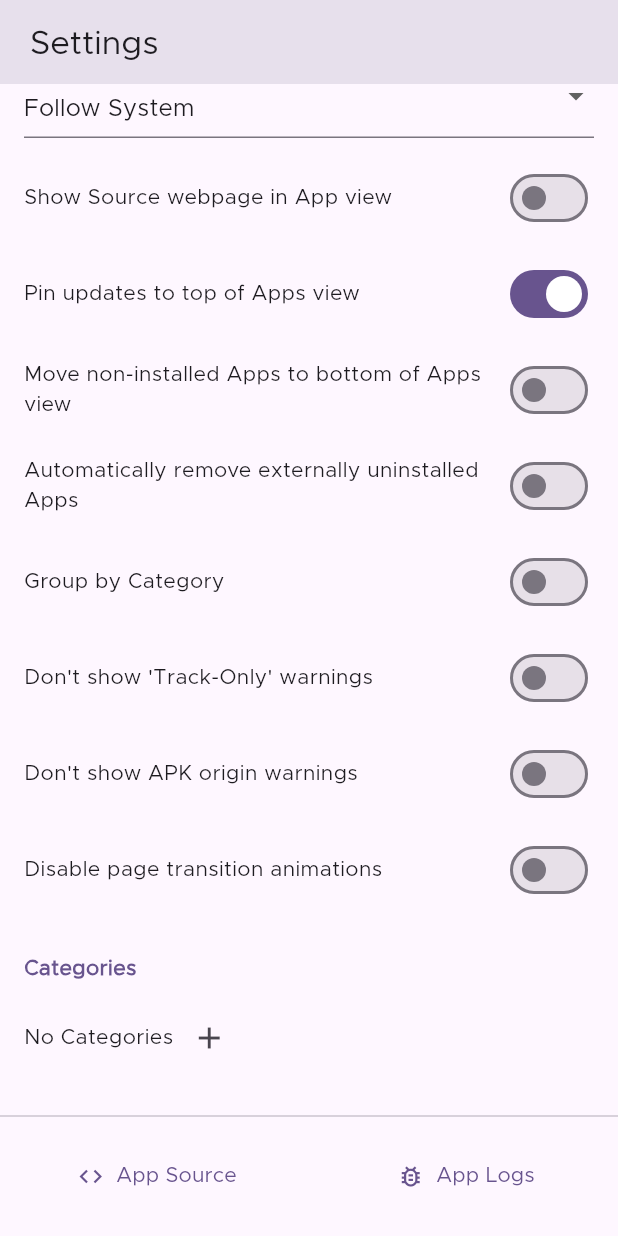
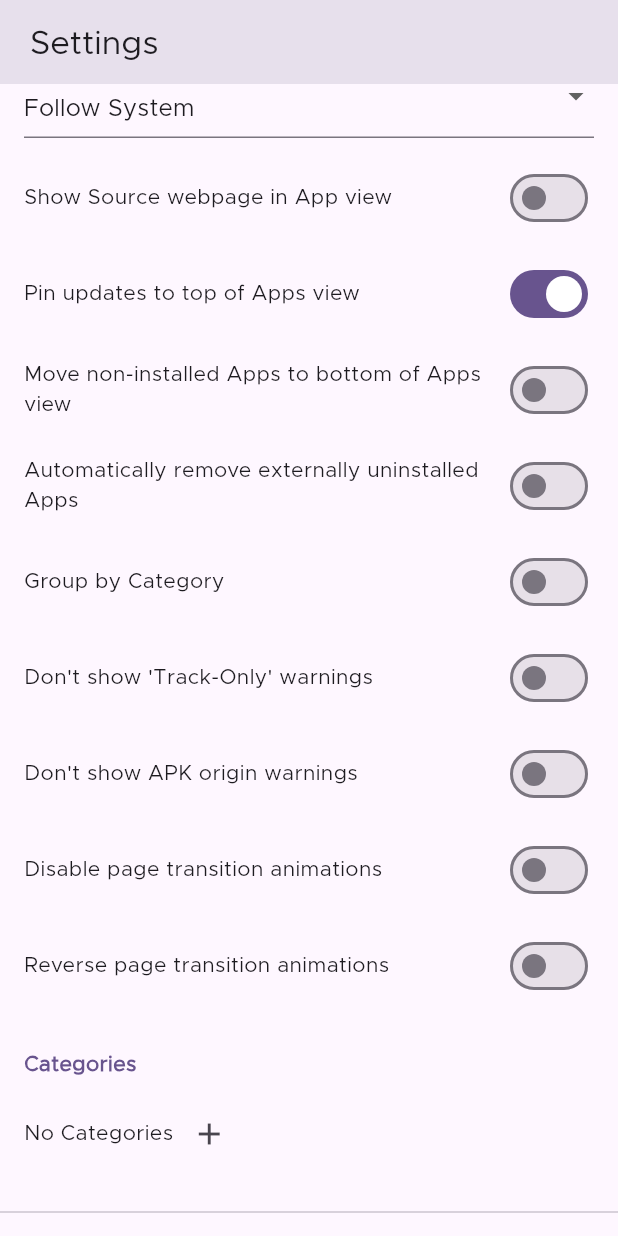
Before and after one commit to ownerroc/ObtainRoc, a Flutter app: the SettingsPage screen opened directly, scrolled down 854 dp, on a phone screen of 412 x 824 dp. Run offline on Flutter 3.47's test engine with Material 2 defaults, Android fonts, the phone set to English and light mode, and no system bars; drawn by our look-alikes of dynamic_color; our stand-ins replace device_info_plus, easy_localization, file_picker, flutter_local_notifications, flutter_markdown, fluttertoast and 5 more; missing offline and left inert: android_alarm_manager_plus, android_intent_plus, android_package_installer, flutter_archive, flutter_fgbg, installed_apps and 2 more; accounts and stored records are empty.

Commit message:
Add reverse transition animation toggle (#683)

```diff
--- a/assets/translations/de.json
+++ b/assets/translations/de.json
@@ -238,6 +238,7 @@
     "pickHighestVersionCode": "Auto-select highest version code APK",
     "checkUpdateOnDetailPage": "Check for updates on opening an App detail page",
     "disablePageTransitions": "Disable page transition animations",
+    "reversePageTransitions": "Reverse page transition animations",
     "removeAppQuestion": {
         "one": "App entfernen?",
         "other": "Apps entfernen?"
--- a/assets/translations/en.json
+++ b/assets/translations/en.json
@@ -238,6 +238,7 @@
     "pickHighestVersionCode": "Auto-select highest version code APK",
     "checkUpdateOnDetailPage": "Check for updates on opening an App detail page",
     "disablePageTransitions": "Disable page transition animations",
+    "reversePageTransitions": "Reverse page transition animations",
     "removeAppQuestion": {
         "one": "Remove App?",
         "other": "Remove Apps?"
--- a/assets/translations/es.json
+++ b/assets/translations/es.json
@@ -238,6 +238,7 @@
     "pickHighestVersionCode": "Auto-select highest version code APK",
     "checkUpdateOnDetailPage": "Check for updates on opening an App detail page",
     "disablePageTransitions": "Disable page transition animations",
+    "reversePageTransitions": "Reverse page transition animations",
     "removeAppQuestion": {
         "one": "¿Eliminar Aplicación?",
         "other": "¿Eliminar Aplicaciones?"
--- a/assets/translations/fa.json
+++ b/assets/translations/fa.json
@@ -238,6 +238,7 @@
     "pickHighestVersionCode": "Auto-select highest version code APK",
     "checkUpdateOnDetailPage": "Check for updates on opening an App detail page",
     "disablePageTransitions": "Disable page transition animations",
+    "reversePageTransitions": "Reverse page transition animations",
     "removeAppQuestion": {
         "one": "برنامه حذف شود؟",
         "other": "برنامه ها حذف شوند؟"
--- a/assets/translations/fr.json
+++ b/assets/translations/fr.json
@@ -238,6 +238,7 @@
     "pickHighestVersionCode": "Auto-select highest version code APK",
     "checkUpdateOnDetailPage": "Check for updates on opening an App detail page",
     "disablePageTransitions": "Disable page transition animations",
+    "reversePageTransitions": "Reverse page transition animations",
     "removeAppQuestion": {
         "one": "Supprimer l'application ?",
         "other": "Supprimer les applications ?"
--- a/assets/translations/hu.json
+++ b/assets/translations/hu.json
@@ -237,6 +237,7 @@
     "pickHighestVersionCode": "A legmagasabb verziószámú APK auto. kiválasztása",
     "checkUpdateOnDetailPage": "Frissítések keresése az app részleteit tartalmazó oldal megnyitásakor",
     "disablePageTransitions": "Disable page transition animations",
+    "reversePageTransitions": "Reverse page transition animations",
     "removeAppQuestion": {
         "one": "Eltávolítja az alkalmazást?",
         "other": "Eltávolítja az alkalmazást?"
--- a/assets/translations/it.json
+++ b/assets/translations/it.json
@@ -238,6 +238,7 @@
     "pickHighestVersionCode": "Auto-select highest version code APK",
     "checkUpdateOnDetailPage": "Check for updates on opening an App detail page",
     "disablePageTransitions": "Disable page transition animations",
+    "reversePageTransitions": "Reverse page transition animations",
     "removeAppQuestion": {
         "one": "Rimuovere l'app?",
         "other": "Rimuovere le app?"
--- a/assets/translations/ja.json
+++ b/assets/translations/ja.json
@@ -238,6 +238,7 @@
     "pickHighestVersionCode": "最も高いバージョンコードのAPKを自動的に選択する",
     "checkUpdateOnDetailPage": "アプリの詳細ページを開く際にアップデートを確認する",
     "disablePageTransitions": "Disable page transition animations",
+    "reversePageTransitions": "Reverse page transition animations",
     "removeAppQuestion": {
         "one": "アプリを削除しますか？",
         "other": "アプリを削除しますか？"
--- a/assets/translations/pl.json
+++ b/assets/translations/pl.json
@@ -242,6 +242,7 @@
     "pickHighestVersionCode": "Automatycznie wybierz najwyższy kod wersji APK",
     "checkUpdateOnDetailPage": "Sprawdzaj aktualizacje podczas otwierania strony szczegółów aplikacji",
     "disablePageTransitions": "Disable page transition animations",
+    "reversePageTransitions": "Reverse page transition animations",
     "removeAppQuestion": {
         "one": "Usunąć aplikację?",
         "other": "Usunąć aplikacje?"
--- a/assets/translations/ru.json
+++ b/assets/translations/ru.json
@@ -238,6 +238,7 @@
     "pickHighestVersionCode": "Автовыбор кода наивысшей версии APK",
     "checkUpdateOnDetailPage": "Проверять наличие обновлений при открытии страницы представления приложения",
     "disablePageTransitions": "Disable page transition animations",
+    "reversePageTransitions": "Reverse page transition animations",
     "removeAppQuestion": {
         "one": "Удалить приложение?",
         "other": "Удалить приложения?"
--- a/assets/translations/zh.json
+++ b/assets/translations/zh.json
@@ -238,6 +238,7 @@
     "pickHighestVersionCode": "Auto-select highest version code APK",
     "checkUpdateOnDetailPage": "Check for updates on opening an App detail page",
     "disablePageTransitions": "Disable page transition animations",
+    "reversePageTransitions": "Reverse page transition animations",
     "removeAppQuestion": {
         "one": "是否删除应用？",
         "other": "是否删除应用？"
--- a/lib/pages/home.dart
+++ b/lib/pages/home.dart
@@ -94,7 +94,9 @@ class _HomePageState extends State<HomePage> {
             duration: Duration(
                 milliseconds:
                     settingsProvider.disablePageTransitions ? 0 : 300),
-            reverse: isReversing,
+            reverse: settingsProvider.reversePageTransitions
+                ? !isReversing
+                : isReversing,
             transitionBuilder: (
               Widget child,
               Animation<double> animation,
--- a/lib/pages/settings.dart
+++ b/lib/pages/settings.dart
@@ -411,6 +411,21 @@ class _SettingsPageState extends State<SettingsPage> {
                                     })
                               ],
                             ),
+                            height16,
+                            Row(
+                              mainAxisAlignment: MainAxisAlignment.spaceBetween,
+                              children: [
+                                Flexible(
+                                    child: Text(tr('reversePageTransitions'))),
+                                Switch(
+                                    value:
+                                        settingsProvider.reversePageTransitions,
+                                    onChanged: (value) {
+                                      settingsProvider.reversePageTransitions =
+                                          value;
+                                    })
+                              ],
+                            ),
                             height32,
                             Text(
                               tr('categories'),
--- a/lib/providers/settings_provider.dart
+++ b/lib/providers/settings_provider.dart
@@ -300,4 +300,13 @@ class SettingsProvider with ChangeNotifier {
     prefs?.setBool('disablePageTransitions', show);
     notifyListeners();
   }
+
+  bool get reversePageTransitions {
+    return prefs?.getBool('reversePageTransitions') ?? false;
+  }
+
+  set reversePageTransitions(bool show) {
+    prefs?.setBool('reversePageTransitions', show);
+    notifyListeners();
+  }
 }
```
